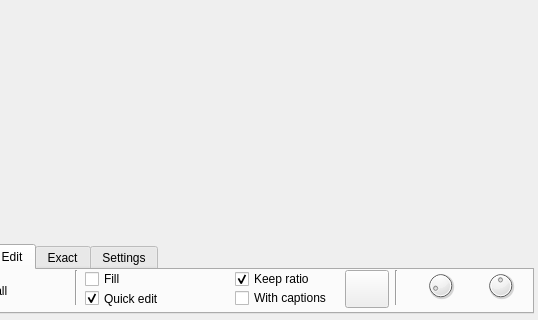
Above: mainwindow.ui from viktand/vap4 before the change; both pictures show x 117 to 655 and y 296 to 616 of the 655 by 616 pixel window. Below: the same form after it.
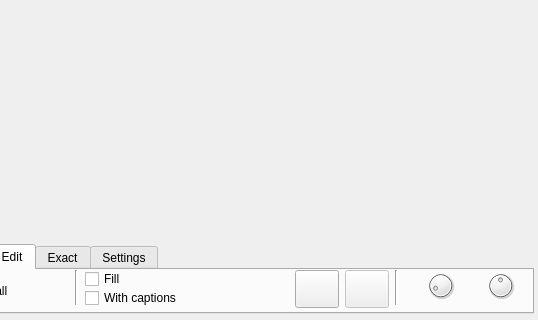
That is the form after the change. Icons and pictures are not drawn.

What changed in the file:
```diff
--- a/mainwindow.ui
+++ b/mainwindow.ui
@@ -963,42 +963,10 @@
        <bool>false</bool>
       </property>
      </widget>
-     <widget class="QCheckBox" name="checkBox_9">
-      <property name="geometry">
-       <rect>
-        <x>200</x>
-        <y>18</y>
-        <width>151</width>
-        <height>21</height>
-       </rect>
-      </property>
-      <property name="text">
-       <string>Quick edit</string>
-      </property>
-      <property name="checked">
-       <bool>true</bool>
-      </property>
-     </widget>
-     <widget class="QCheckBox" name="checkBox_10">
-      <property name="geometry">
-       <rect>
-        <x>350</x>
-        <y>1</y>
-        <width>161</width>
-        <height>16</height>
-       </rect>
-      </property>
-      <property name="text">
-       <string>Keep ratio</string>
-      </property>
-      <property name="checked">
-       <bool>true</bool>
-      </property>
-     </widget>
      <widget class="QCheckBox" name="checkBox_12">
       <property name="geometry">
        <rect>
-        <x>350</x>
+        <x>200</x>
         <y>20</y>
         <width>161</width>
         <height>16</height>
@@ -1106,7 +1074,7 @@
      <widget class="QPushButton" name="pushButton_32">
       <property name="geometry">
        <rect>
-        <x>460</x>
+        <x>410</x>
         <y>0</y>
         <width>44</width>
         <height>38</height>
@@ -1129,6 +1097,35 @@
        </size>
       </property>
      </widget>
+     <widget class="QPushButton" name="pushButton_2">
+      <property name="enabled">
+       <bool>false</bool>
+      </property>
+      <property name="geometry">
+       <rect>
+        <x>460</x>
+        <y>0</y>
+        <width>44</width>
+        <height>38</height>
+       </rect>
+      </property>
+      <property name="toolTip">
+       <string>Transform the selected image</string>
+      </property>
+      <property name="text">
+       <string/>
+      </property>
+      <property name="icon">
+       <iconset resource="res.qrc">
+        <normaloff>:/new/prefix1/transform</normaloff>:/new/prefix1/transform</iconset>
+      </property>
+      <property name="iconSize">
+       <size>
+        <width>32</width>
+        <height>32</height>
+       </size>
+      </property>
+     </widget>
     </widget>
     <widget class="QWidget" name="tab_7">
      <attribute name="title">
@@ -1354,17 +1351,36 @@
        <set>Qt::AlignRight|Qt::AlignTrailing|Qt::AlignVCenter</set>
       </property>
      </widget>
-     <widget class="QCheckBox" name="checkBox">
+     <widget class="QCheckBox" name="checkBox_9">
       <property name="geometry">
        <rect>
         <x>100</x>
-        <y>10</y>
-        <width>101</width>
-        <height>22</height>
+        <y>0</y>
+        <width>151</width>
+        <height>21</height>
        </rect>
       </property>
       <property name="text">
-       <string>Color</string>
+       <string>Quick edit</string>
+      </property>
+      <property name="checked">
+       <bool>true</bool>
+      </property>
+     </widget>
+     <widget class="QCheckBox" name="checkBox_10">
+      <property name="geometry">
+       <rect>
+        <x>100</x>
+        <y>20</y>
+        <width>161</width>
+        <height>16</height>
+       </rect>
+      </property>
+      <property name="text">
+       <string>Keep ratio</string>
+      </property>
+      <property name="checked">
+       <bool>true</bool>
       </property>
      </widget>
     </widget>
```
Left out of the diff: 2 changed lines with no effect on the pictures.
